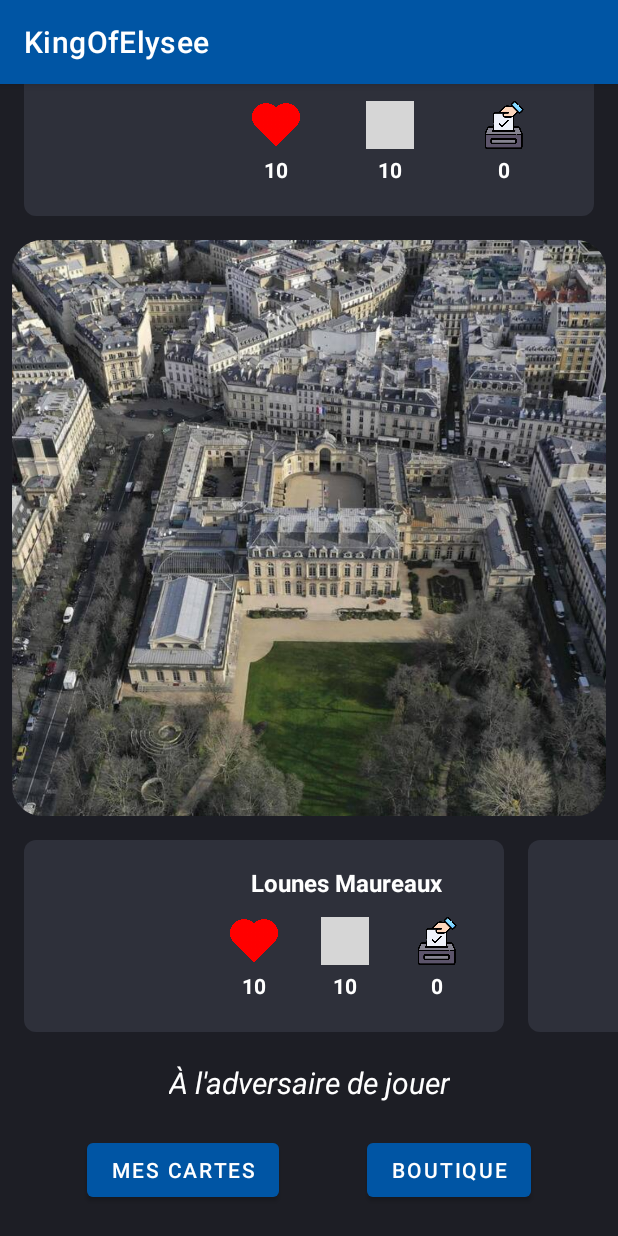
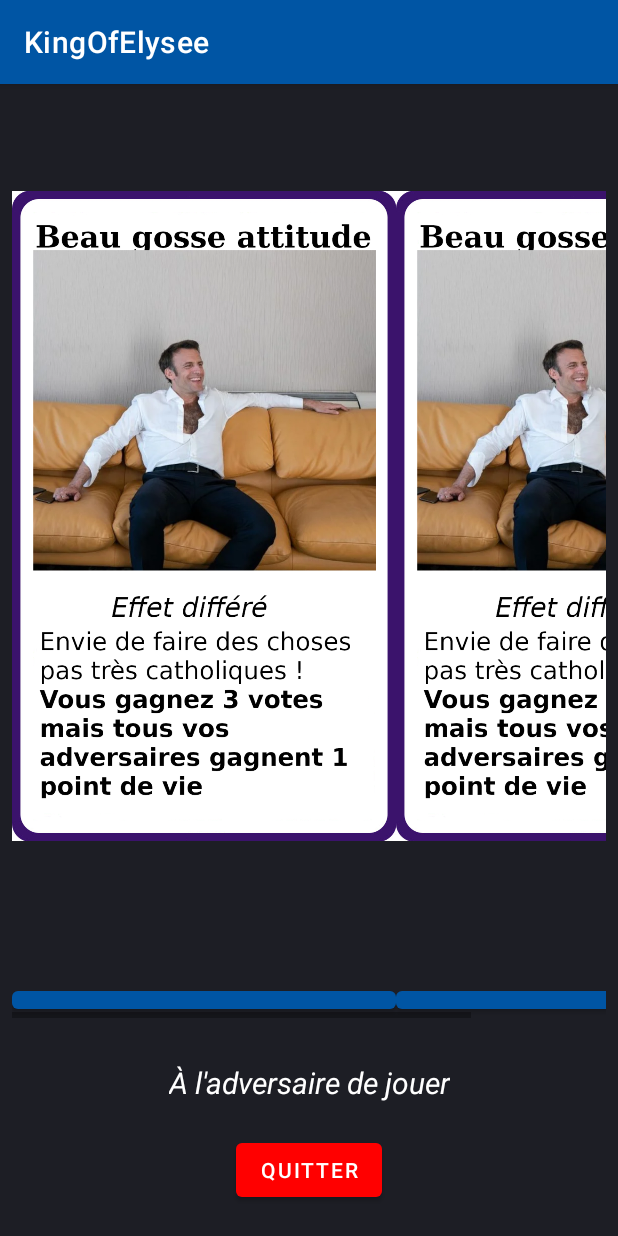
Before and after one commit to VictorTruong18/KingOfElysee, an Android app: the GameBoard screen opened through its navigation route, after a tap on "MES CARTES", on a phone screen of 412 x 824 dp. Run offline under Robolectric (Android 15) with nearby library versions, the phone set to English and light mode, and no system bars; 2 statements that could not run were skipped; grey boxes are pictures that could not be loaded.

Commit message:
Added first version of Cards class

```diff
--- a/app/src/main/java/fr/epita/android/kingofelysee/Communicator.kt
+++ b/app/src/main/java/fr/epita/android/kingofelysee/Communicator.kt
@@ -8,5 +8,7 @@
 
     fun unloadShopFragment()
 
+    fun loadMyCardsFragment()
+
     fun loadMap()
 }
--- a/app/src/main/java/fr/epita/android/kingofelysee/GameBoard.kt
+++ b/app/src/main/java/fr/epita/android/kingofelysee/GameBoard.kt
@@ -80,12 +80,6 @@
         // Inflate the layout for this fragment
         val view : View =inflater.inflate(R.layout.fragment_game_board, container, false)
 
-        val incrementButton : Button = view.findViewById(R.id.mycards_button)
-
-        incrementButton.setOnClickListener{
-            gameBrain.characters[0].incrementLifePoints(-10)
-        }
-
         communicator = activity as Communicator
 
         var id=1;
@@ -104,10 +98,12 @@
         val shopButton: Button = view.findViewById(R.id.shop_button)
         val quitShopButton: Button = view.findViewById(R.id.quit_shop)
         quitShopButton.setBackgroundColor(Color.RED)
+        val myCardsButton: Button = view.findViewById(R.id.mycards_button)
 
         shopButton.setOnClickListener {
             communicator.loadShopFragment()
             shopButton.visibility = View.GONE
+            myCardsButton.visibility = View.GONE
             quitShopButton.visibility = View.VISIBLE
         }
 
@@ -115,8 +111,15 @@
             communicator.unloadShopFragment()
             quitShopButton.visibility = View.GONE
             shopButton.visibility = View.VISIBLE
+            myCardsButton.visibility = View.VISIBLE
         }
 
+        myCardsButton.setOnClickListener {
+            communicator.loadMyCardsFragment()
+            shopButton.visibility = View.GONE
+            myCardsButton.visibility = View.GONE
+            quitShopButton.visibility = View.VISIBLE
+        }
 
         communicator.loadMap()
     }
--- a/app/src/main/java/fr/epita/android/kingofelysee/MainActivity.kt
+++ b/app/src/main/java/fr/epita/android/kingofelysee/MainActivity.kt
@@ -50,7 +50,7 @@
         transaction.commit()
     }
 
-    override fun loadShopFragment() {
+    private fun animateMainFragmentToFullScreen() {
         val profile : View = findViewById(R.id.profile_0)
         defaultProfileHeight = profile.layoutParams.height
 
@@ -94,6 +94,11 @@
         animationSet2.play(slideAnimator2)
         animationSet2.startDelay = 300
 
+        animationSet.start()
+        animationSet2.start()
+    }
+
+    override fun loadShopFragment() {
         val gameStatus: TextView = findViewById(R.id.game_status)
         gameStatus.text = "Quelles cartes acheter..."
 
@@ -104,8 +109,7 @@
         transaction.replace(R.id.mainFragment, ShopFragment())
         transaction.commit()
 
-        animationSet.start()
-        animationSet2.start()
+        animateMainFragmentToFullScreen()
     }
 
     override fun unloadShopFragment() {
@@ -163,6 +167,14 @@
         animationSet2.start()
     }
 
+    override fun loadMyCardsFragment() {
+        val transaction = this.supportFragmentManager.beginTransaction()
+        transaction.replace(R.id.mainFragment, MyCardsFragment())
+        transaction.commit()
+
+        animateMainFragmentToFullScreen()
+    }
+
     override fun loadMap() {
         val transaction = this.supportFragmentManager.beginTransaction()
         transaction.replace(R.id.mainFragment, MapFragment())
--- /dev/null
+++ b/app/src/main/java/fr/epita/android/kingofelysee/MyCardsFragment.kt
@@ -0,0 +1,59 @@
+package fr.epita.android.kingofelysee
+
+import android.os.Bundle
+import androidx.fragment.app.Fragment
+import android.view.LayoutInflater
+import android.view.View
+import android.view.ViewGroup
+
+// TODO: Rename parameter arguments, choose names that match
+// the fragment initialization parameters, e.g. ARG_ITEM_NUMBER
+private const val ARG_PARAM1 = "param1"
+private const val ARG_PARAM2 = "param2"
+
+/**
+ * A simple [Fragment] subclass.
+ * Use the [MyCardsFragment.newInstance] factory method to
+ * create an instance of this fragment.
+ */
+class MyCardsFragment : Fragment() {
+    // TODO: Rename and change types of parameters
+    private var param1: String? = null
+    private var param2: String? = null
+
+    override fun onCreate(savedInstanceState: Bundle?) {
+        super.onCreate(savedInstanceState)
+        arguments?.let {
+            param1 = it.getString(ARG_PARAM1)
+            param2 = it.getString(ARG_PARAM2)
+        }
+    }
+
+    override fun onCreateView(
+        inflater: LayoutInflater, container: ViewGroup?,
+        savedInstanceState: Bundle?
+    ): View? {
+        // Inflate the layout for this fragment
+        return inflater.inflate(R.layout.fragment_my_cards, container, false)
+    }
+
+    companion object {
+        /**
+         * Use this factory method to create a new instance of
+         * this fragment using the provided parameters.
+         *
+         * @param param1 Parameter 1.
+         * @param param2 Parameter 2.
+         * @return A new instance of fragment MyCardsFragment.
+         */
+        // TODO: Rename and change types and number of parameters
+        @JvmStatic
+        fun newInstance(param1: String, param2: String) =
+            MyCardsFragment().apply {
+                arguments = Bundle().apply {
+                    putString(ARG_PARAM1, param1)
+                    putString(ARG_PARAM2, param2)
+                }
+            }
+    }
+}
--- /dev/null
+++ b/app/src/main/java/fr/epita/android/kingofelysee/objects/Card.kt
@@ -0,0 +1,16 @@
+package fr.epita.android.kingofelysee.objects
+
+abstract class Card (val usable: Usable, val on: Effect, val characters: List<Character>, val drawableId: Int) {
+    abstract fun use()
+}
+
+enum class Usable {
+    IMMEDIATELY,
+    DELAYED
+}
+
+enum class Effect {
+    ON_ONE_ENEMY,
+    ON_ME,
+    ON_EVERYONE
+}
--- /dev/null
+++ b/app/src/main/res/layout/fragment_my_cards.xml
@@ -0,0 +1,75 @@
+<?xml version="1.0" encoding="utf-8"?>
+<androidx.constraintlayout.widget.ConstraintLayout xmlns:android="http://schemas.android.com/apk/res/android"
+    xmlns:app="http://schemas.android.com/apk/res-auto"
+    xmlns:tools="http://schemas.android.com/tools"
+    android:id="@+id/frameLayout"
+    android:layout_width="match_parent"
+    android:layout_height="match_parent"
+    tools:context=".MyCardsFragment">
+
+    <HorizontalScrollView
+        android:layout_width="match_parent"
+        android:layout_height="match_parent"
+        android:contentDescription="macron"
+        android:orientation="horizontal"
+        app:layout_constraintBottom_toBottomOf="parent"
+        app:layout_constraintEnd_toEndOf="parent"
+        app:layout_constraintStart_toStartOf="parent"
+        app:layout_constraintTop_toTopOf="parent">
+
+        <androidx.constraintlayout.widget.ConstraintLayout
+            android:layout_width="wrap_content"
+            android:layout_height="wrap_content">
+
+            <LinearLayout
+                android:layout_width="match_parent"
+                android:layout_height="match_parent"
+                android:orientation="horizontal">
+
+                <LinearLayout
+                    android:layout_width="match_parent"
+                    android:layout_height="match_parent"
+                    android:layout_weight="1"
+                    android:orientation="vertical">
+
+                    <ImageView
+                        android:id="@+id/imageView11"
+                        android:layout_width="256dp"
+                        android:layout_height="wrap_content"
+                        android:layout_weight="0.5"
+                        android:src="@drawable/bogoss" />
+
+                    <Button
+                        android:id="@+id/button4"
+                        android:layout_width="match_parent"
+                        android:layout_height="wrap_content"
+                        android:layout_weight="0.5"
+                        android:text="Button" />
+                </LinearLayout>
+
+                <LinearLayout
+                    android:layout_width="match_parent"
+                    android:layout_height="match_parent"
+                    android:layout_weight="1"
+                    android:orientation="vertical">
+
+                    <ImageView
+                        android:id="@+id/imageView10"
+                        android:layout_width="256dp"
+                        android:layout_height="wrap_content"
+                        android:layout_weight="0.5"
+                        android:src="@drawable/bogoss" />
+
+                    <Button
+                        android:id="@+id/button5"
+                        android:layout_width="match_parent"
+                        android:layout_height="wrap_content"
+                        android:layout_weight="0.5"
+                        android:text="Button" />
+                </LinearLayout>
+
+            </LinearLayout>
+        </androidx.constraintlayout.widget.ConstraintLayout>
+    </HorizontalScrollView>
+
+</androidx.constraintlayout.widget.ConstraintLayout>
```
